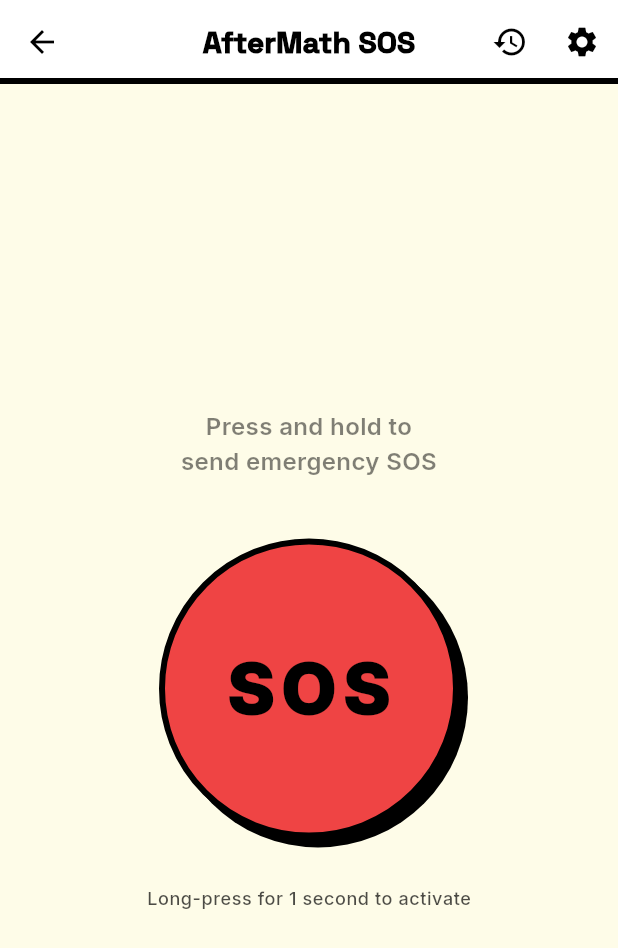
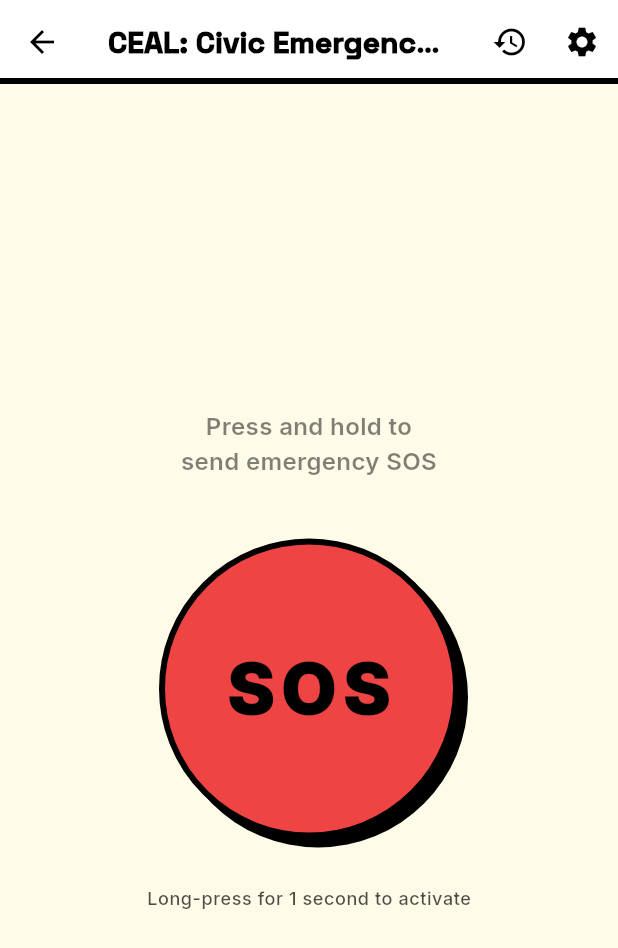
Before and after one commit to Soundcreates/Ceal, a Flutter app: the SosScreen screen opened directly, on a phone screen of 412 x 824 dp. Shown: the top 948 px of the screen. Run offline on Flutter 3.47's test engine with Material 3 defaults, Android fonts, the phone set to English and light mode, and no system bars; our stand-ins replace connectivity_plus, flutter_blue_plus, flutter_dotenv, flutter_local_notifications, flutter_riverpod, flutter_secure_storage and 5 more; missing offline and left inert: flutter_ble_peripheral, flutter_foreground_task, mobile_scanner; accounts and stored records are empty.

Commit message:
Style: Logo Fix

```diff
--- a/mobile/lib/features/sos/sos_screen.dart
+++ b/mobile/lib/features/sos/sos_screen.dart
@@ -23,7 +23,7 @@ class SosScreen extends ConsumerWidget {
 
     return Scaffold(
       appBar: AppBar(
-        title: const Text('AfterMath SOS'),
+        title: const Text('CEAL: Civic Emergency Access Layer'),
         actions: [
           IconButton(
             icon: const Icon(Icons.history),
```
Also changed, not shown: mobile/assets/logo.png.
